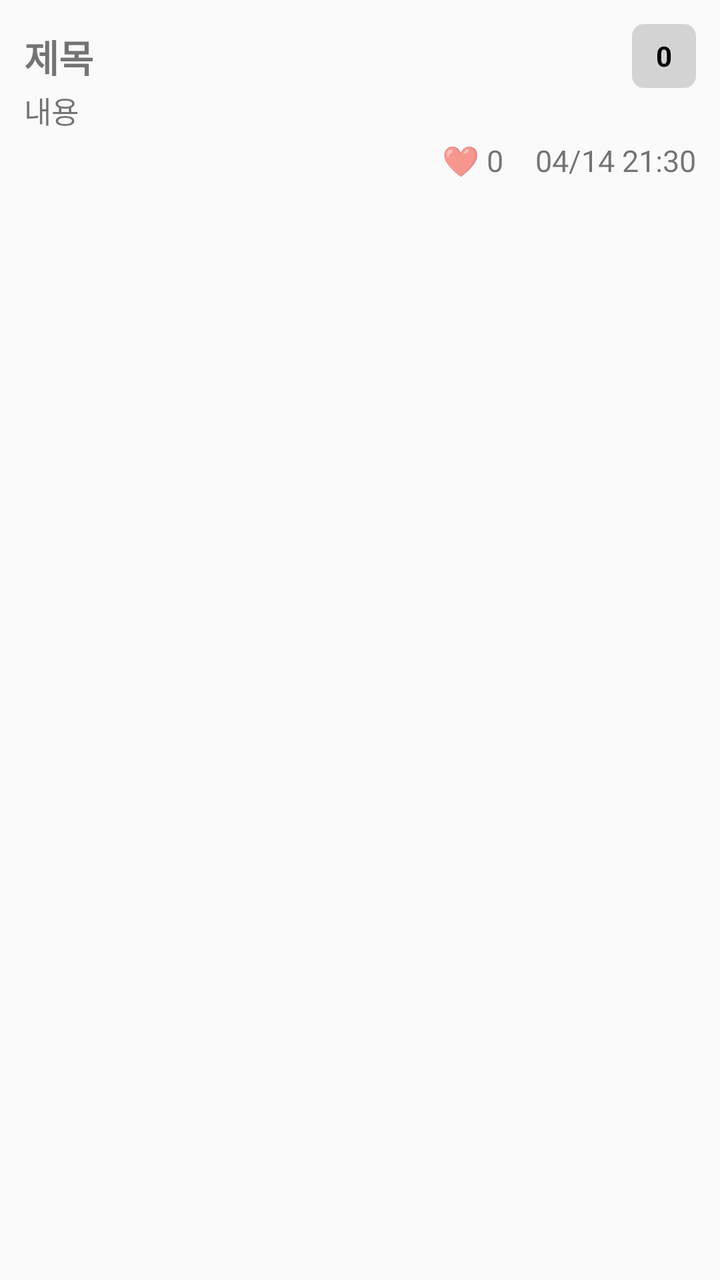
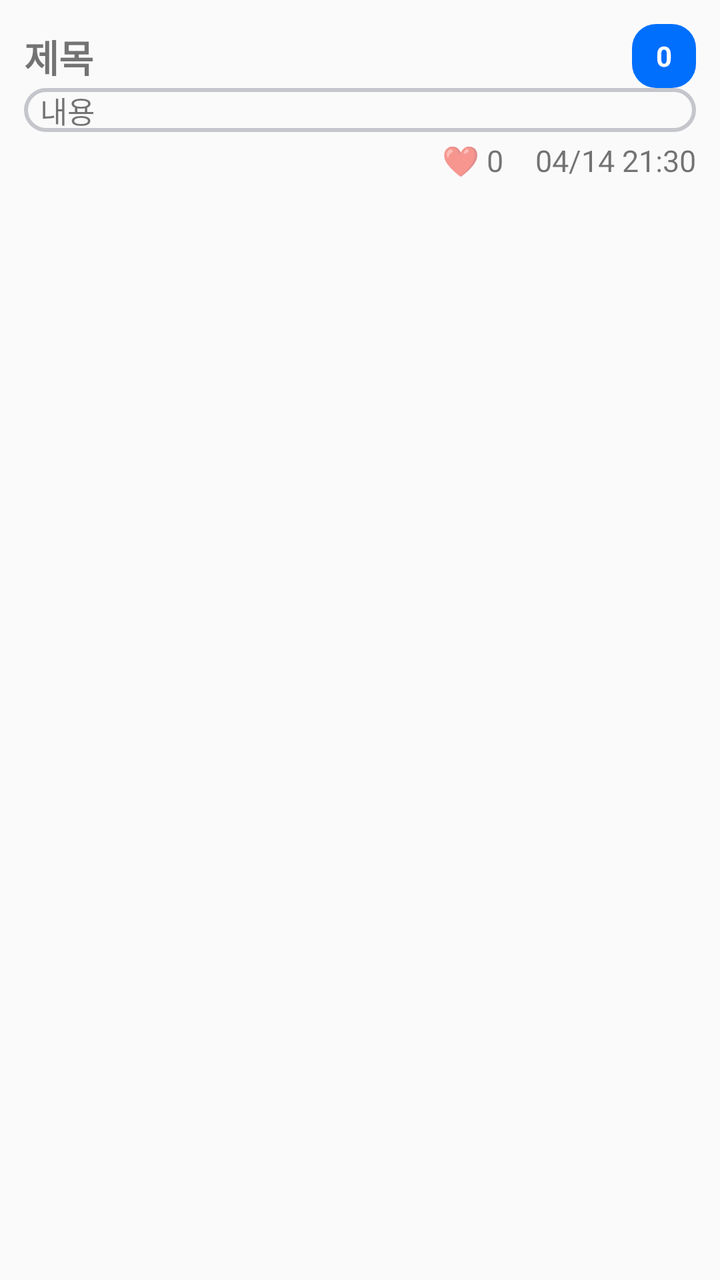

Compare the two renders of this Android layout. The source of the first and the diff that turns it into the second are given below.
<!-- AndroidManifest.xml: application theme Theme.AppCompat.Light.NoActionBar -->
<!-- res/layout/item_post_list.xml -->
<LinearLayout xmlns:android="http://schemas.android.com/apk/res/android"
    android:layout_width="match_parent"
    android:layout_height="wrap_content"
    android:orientation="vertical"
    android:padding="12dp">

    
    <LinearLayout
        android:layout_width="match_parent"
        android:layout_height="wrap_content"
        android:orientation="horizontal"
        android:gravity="center_vertical">

        <TextView
            android:id="@+id/titleView"
            android:layout_width="0dp"
            android:layout_height="wrap_content"
            android:layout_weight="1"
            android:text="제목"
            android:textStyle="bold"
            android:textSize="19sp" />

        <TextView
            android:id="@+id/naverBadge"
            android:layout_width="wrap_content"
            android:layout_height="wrap_content"
            android:text="NAVER"
            android:textSize="12sp"
            android:textStyle="bold"
            android:padding="4dp"
            android:background="#C3EAD8"
            android:textColor="#007755"
            android:visibility="gone"
            android:layout_marginStart="4dp" />

        <TextView
            android:id="@+id/commentCountView"
            android:layout_width="32dp"
            android:layout_height="32dp"
            android:layout_marginStart="8dp"
            android:background="@drawable/rounded_comment_bg"
            android:gravity="center"
            android:text="0"
            android:textColor="#000000"
            android:textSize="14sp"
            android:textStyle="bold" />
    </LinearLayout>

    
    <TextView
        android:id="@+id/contentView"
        android:layout_width="match_parent"
        android:layout_height="wrap_content"
        android:text="내용"
        android:textSize="15sp"
        android:maxLines="2"
        android:ellipsize="end" />

    
    <LinearLayout
        android:layout_width="match_parent"
        android:layout_height="wrap_content"
        android:orientation="horizontal"
        android:gravity="end"
        android:layout_marginTop="4dp">

        <TextView
            android:id="@+id/likesView"
            android:layout_width="wrap_content"
            android:layout_height="wrap_content"
            android:text="❤️ 0"
            android:layout_marginEnd="16dp"
            android:textSize="15sp" />

        <TextView
            android:id="@+id/timeView"
            android:layout_width="wrap_content"
            android:layout_height="wrap_content"
            android:text="04/14 21:30"
            android:textSize="15sp" />
    </LinearLayout>
</LinearLayout>
<!-- resources referenced by this layout -->
<resources>
  <!-- drawable rounded_comment_bg (drawable) -->
  <?xml version="1.0" encoding="utf-8"?>
  <shape xmlns:android="http://schemas.android.com/apk/res/android"
      android:shape="rectangle">
      <solid android:color="#D3D3D3"/>
      <corners android:radius="6dp"/>
  </shape>
</resources>

<!-- the commit's change to res/layout/item_post_list.xml (unified diff, before → after) -->
@@ -38,10 +38,10 @@
             android:layout_width="32dp"
             android:layout_height="32dp"
             android:layout_marginStart="8dp"
-            android:background="@drawable/rounded_comment_bg"
+            android:background="@drawable/main_button"
             android:gravity="center"
             android:text="0"
-            android:textColor="#000000"
+            android:textColor="@color/white"
             android:textSize="14sp"
             android:textStyle="bold" />
     </LinearLayout>
@@ -54,6 +54,8 @@
         android:text="내용"
         android:textSize="15sp"
         android:maxLines="2"
+        android:background="@drawable/textbox"
+        android:paddingHorizontal="8dp"
         android:ellipsize="end" />
 
     
<!-- resource entries referenced after the edit -->
@@ -1,11 +1,30 @@
 <!-- resources referenced by this layout -->
 <resources>
-  <!-- drawable rounded_comment_bg (drawable) -->
+  <color name="white">#FFFFFFFF</color>
+  <!-- drawable main_button (drawable) -->
   <?xml version="1.0" encoding="utf-8"?>
   <shape xmlns:android="http://schemas.android.com/apk/res/android"
-      android:shape="rectangle">
-      <solid android:color="#D3D3D3"/>
-      <corners android:radius="6dp"/>
+  android:shape="rectangle">
+  <solid android:color="#006FFD"/>
+  <corners android:radius="12dp"/>
   </shape>
+  <!-- drawable textbox (drawable) -->
+  <selector xmlns:android="http://schemas.android.com/apk/res/android">
+      <item android:state_focused="true">
+          <shape android:shape="rectangle">
+              <corners android:radius="12dp"/>
+              <solid android:color="#00006FFD"/>
+              <stroke android:width="2dp" android:color="#006FFD"/>
+          </shape>
+      </item>
+  
+      <item>
+          <shape android:shape="rectangle">
+              <corners android:radius="12dp"/>
+              <solid android:color="#00006FFD"/>
+              <stroke android:width="2dp" android:color="#C5C6CC"/>
+          </shape>
+      </item>
+  </selector>
 </resources>
 
